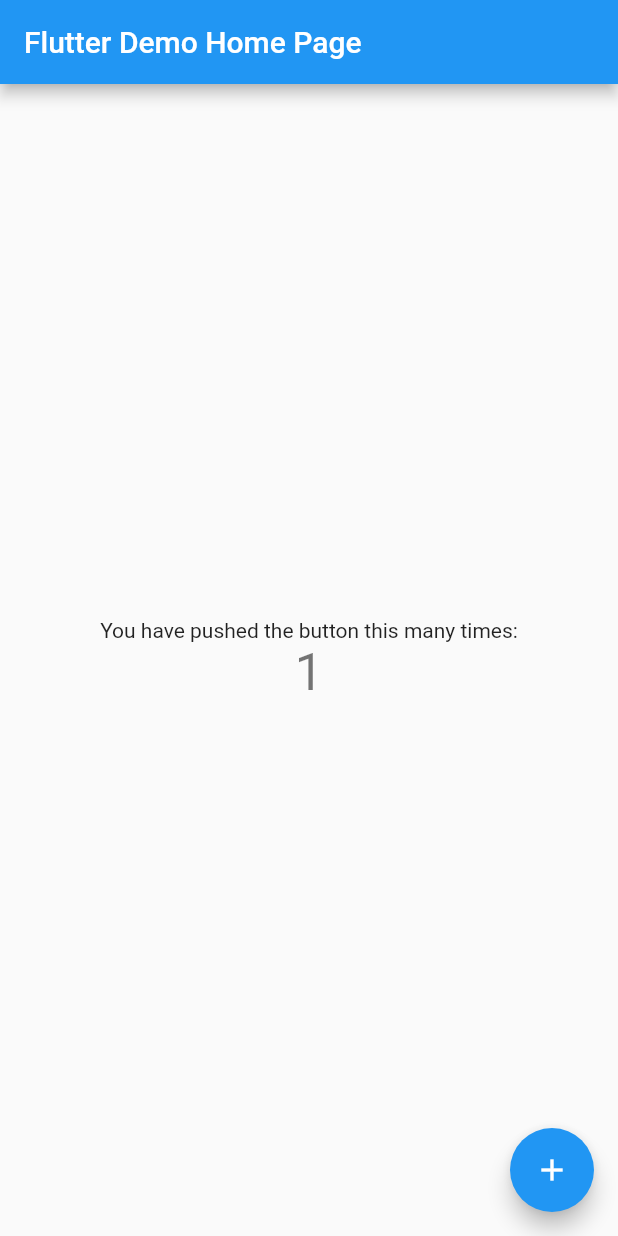
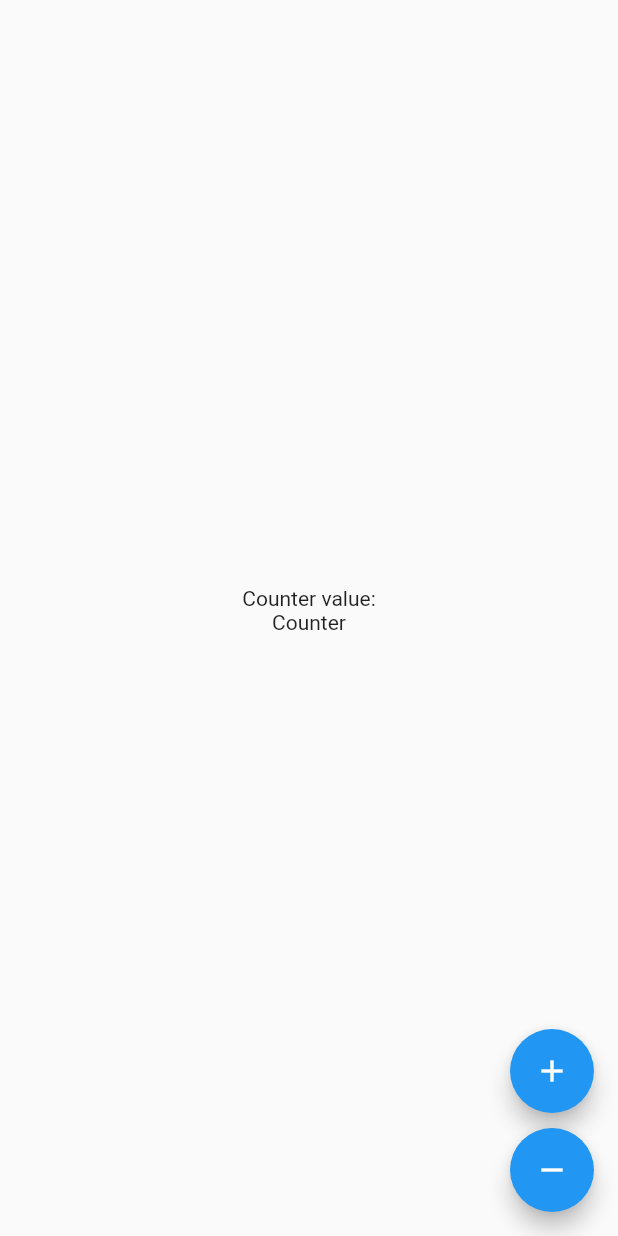
Before and after one commit to ykhiari/counter-app, a Flutter app: the screen it shows after launch, after a tap on the "add" icon, on a phone screen of 412 x 824 dp. Run offline on Flutter 3.47's test engine with Material 2 defaults, Android fonts, the phone set to English and light mode, and no system bars.

Commit message:
first look of the app after changing the main

```diff
--- a/lib/main.dart
+++ b/lib/main.dart
@@ -1,115 +1,45 @@
 import 'package:flutter/material.dart';
 
-void main() {
-  runApp(const MyApp());
-}
+void main() => runApp(const Counter());
 
-class MyApp extends StatelessWidget {
-  const MyApp({super.key});
+class Counter extends StatelessWidget {
+  const Counter({super.key});
 
-  // This widget is the root of your application.
   @override
   Widget build(BuildContext context) {
     return MaterialApp(
-      title: 'Flutter Demo',
-      theme: ThemeData(
-        // This is the theme of your application.
-        //
-        // Try running your application with "flutter run". You'll see the
-        // application has a blue toolbar. Then, without quitting the app, try
-        // changing the primarySwatch below to Colors.green and then invoke
-        // "hot reload" (press "r" in the console where you ran "flutter run",
-        // or simply save your changes to "hot reload" in a Flutter IDE).
-        // Notice that the counter didn't reset back to zero; the application
-        // is not restarted.
-        primarySwatch: Colors.blue,
+      title: 'Counter App',
+      home: Scaffold(
+        floatingActionButton: Column(
+          mainAxisAlignment: MainAxisAlignment.end,
+          crossAxisAlignment: CrossAxisAlignment.end,
+          children: [
+            FloatingActionButton(
+              onPressed: () {},
+              child: const Icon(Icons.add),
             ),
-      home: const MyHomePage(title: 'Flutter Demo Home Page'),
-    );
-  }
-}
-
-class MyHomePage extends StatefulWidget {
-  const MyHomePage({super.key, required this.title});
-
-  // This widget is the home page of your application. It is stateful, meaning
-  // that it has a State object (defined below) that contains fields that affect
-  // how it looks.
-
-  // This class is the configuration for the state. It holds the values (in this
-  // case the title) provided by the parent (in this case the App widget) and
-  // used by the build method of the State. Fields in a Widget subclass are
-  // always marked "final".
-
-  final String title;
-
-  @override
-  State<MyHomePage> createState() => _MyHomePageState();
-}
-
-class _MyHomePageState extends State<MyHomePage> {
-  int _counter = 0;
-
-  void _incrementCounter() {
-    setState(() {
-      // This call to setState tells the Flutter framework that something has
-      // changed in this State, which causes it to rerun the build method below
-      // so that the display can reflect the updated values. If we changed
-      // _counter without calling setState(), then the build method would not be
-      // called again, and so nothing would appear to happen.
-      _counter++;
-    });
-  }
-
-  @override
-  Widget build(BuildContext context) {
-    // This method is rerun every time setState is called, for instance as done
-    // by the _incrementCounter method above.
-    //
-    // The Flutter framework has been optimized to make rerunning build methods
-    // fast, so that you can just rebuild anything that needs updating rather
-    // than having to individually change instances of widgets.
-    return Scaffold(
-      appBar: AppBar(
-        // Here we take the value from the MyHomePage object that was created by
-        // the App.build method, and use it to set our appbar title.
-        title: Text(widget.title),
+            const SizedBox(
+              height: 10,
+            ),
+            FloatingActionButton(
+              onPressed: () {},
+              child: const Icon(Icons.remove),
+            ),
+          ],
         ),
         body: Center(
-        // Center is a layout widget. It takes a single child and positions it
-        // in the middle of the parent.
           child: Column(
-          // Column is also a layout widget. It takes a list of children and
-          // arranges them vertically. By default, it sizes itself to fit its
-          // children horizontally, and tries to be as tall as its parent.
-          //
-          // Invoke "debug painting" (press "p" in the console, choose the
-          // "Toggle Debug Paint" action from the Flutter Inspector in Android
-          // Studio, or the "Toggle Debug Paint" command in Visual Studio Code)
-          // to see the wireframe for each widget.
-          //
-          // Column has various properties to control how it sizes itself and
-          // how it positions its children. Here we use mainAxisAlignment to
-          // center the children vertically; the main axis here is the vertical
-          // axis because Columns are vertical (the cross axis would be
-          // horizontal).
             mainAxisAlignment: MainAxisAlignment.center,
-          children: <Widget>[
-            const Text(
-              'You have pushed the button this many times:',
-            ),
-            Text(
-              '$_counter',
-              style: Theme.of(context).textTheme.headline4,
+            children: const [
+              Text('Counter value:'),
+              Text('Counter'),
+              SizedBox(
+                height: 10,
               ),
             ],
           ),
         ),
-      floatingActionButton: FloatingActionButton(
-        onPressed: _incrementCounter,
-        tooltip: 'Increment',
-        child: const Icon(Icons.add),
-      ), // This trailing comma makes auto-formatting nicer for build methods.
+      ),
     );
   }
 }
```
Lines whose indentation alone changed are shown as unchanged.
